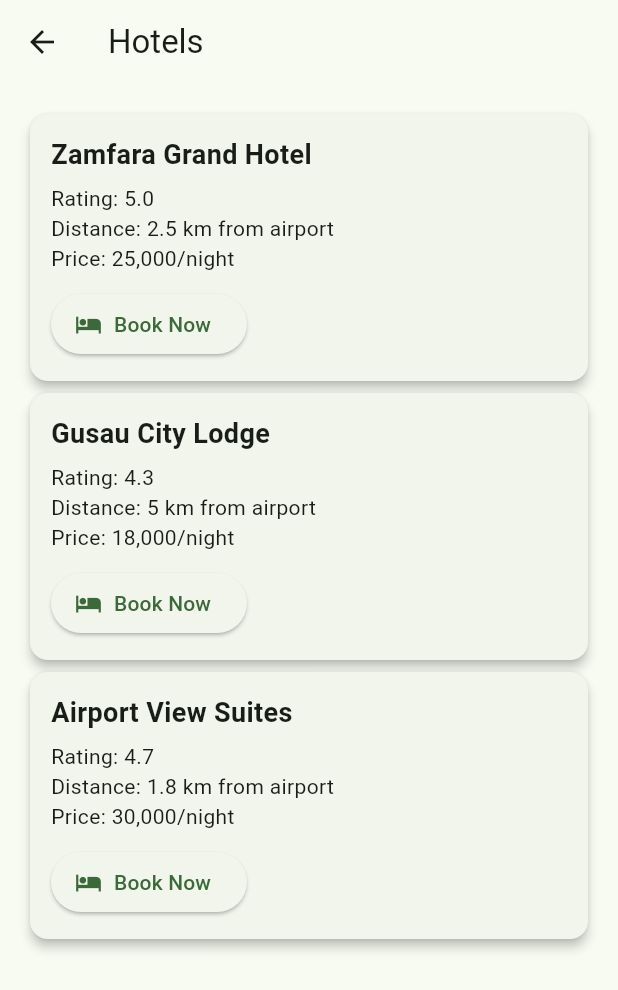
After one commit to YUSUFUMARWALI/zia_connect, a Flutter app: the HotelsScreen screen opened directly, on a phone screen of 412 x 824 dp. The commit adds this screen. Shown: the top 990 px of the screen. Run offline on Flutter 3.47's test engine with Material 3 defaults, Android fonts, the phone set to English and light mode, and no system bars.

Commit message:
Added hotels module

```diff
--- a/lib/features/home/screens/home_screen.dart
+++ b/lib/features/home/screens/home_screen.dart
@@ -1,6 +1,7 @@
 import 'package:flutter/material.dart';
 import '../../flights/screens/flights_screen.dart';
 import '../../taxi/screens/taxi_screen.dart';
+import '../../hotels/screens/hotels_screen.dart';
 
 class HomeScreen extends StatelessWidget {
   const HomeScreen({super.key});
@@ -42,65 +43,39 @@ class HomeScreen extends StatelessWidget {
             child: const Column(
               crossAxisAlignment: CrossAxisAlignment.start,
               children: [
-                Text(
-                  'Welcome to',
-                  style: TextStyle(color: Colors.white70),
-                ),
+                Text('Welcome to', style: TextStyle(color: Colors.white70)),
                 SizedBox(height: 6),
                 Text(
                   'Zamfara International Airport',
-                  style: TextStyle(
-                    color: Colors.white,
-                    fontSize: 22,
-                    fontWeight: FontWeight.bold,
-                  ),
+                  style: TextStyle(color: Colors.white, fontSize: 22, fontWeight: FontWeight.bold),
                 ),
               ],
             ),
           ),
-
           const SizedBox(height: 20),
-
           buildCard(
             icon: Icons.flight_takeoff,
             title: 'Flights',
             subtitle: 'Arrivals, departures and status',
-            onTap: () {
-              Navigator.push(
-                context,
-                MaterialPageRoute(
-                  builder: (_) => const FlightsScreen(),
-                ),
-              );
-            },
+            onTap: () => Navigator.push(context, MaterialPageRoute(builder: (_) => const FlightsScreen())),
           ),
-
           buildCard(
             icon: Icons.local_taxi,
             title: 'Airport Taxi',
             subtitle: 'Book a verified taxi',
-            onTap: () {
-              Navigator.push(
-                context,
-                MaterialPageRoute(
-                  builder: (_) => const TaxiScreen(),
-                ),
-              );
-            },
+            onTap: () => Navigator.push(context, MaterialPageRoute(builder: (_) => const TaxiScreen())),
           ),
-
           buildCard(
             icon: Icons.hotel,
             title: 'Hotels',
             subtitle: 'Nearby hotels and reservations',
+            onTap: () => Navigator.push(context, MaterialPageRoute(builder: (_) => const HotelsScreen())),
           ),
-
           buildCard(
             icon: Icons.mosque,
             title: 'Prayer Times',
             subtitle: 'Prayer schedule and Qiblah',
           ),
-
           buildCard(
             icon: Icons.campaign,
             title: 'Announcements',
--- /dev/null
+++ b/lib/features/hotels/screens/hotels_screen.dart
@@ -0,0 +1,64 @@
+import 'package:flutter/material.dart';
+
+class HotelsScreen extends StatelessWidget {
+  const HotelsScreen({super.key});
+
+  final List<Map<String, String>> hotels = const [
+    {
+      'name': 'Zamfara Grand Hotel',
+      'rating': '5.0',
+      'distance': '2.5 km from airport',
+      'price': '25,000/night',
+    },
+    {
+      'name': 'Gusau City Lodge',
+      'rating': '4.3',
+      'distance': '5 km from airport',
+      'price': '18,000/night',
+    },
+    {
+      'name': 'Airport View Suites',
+      'rating': '4.7',
+      'distance': '1.8 km from airport',
+      'price': '30,000/night',
+    },
+  ];
+
+  Widget hotelCard(Map<String, String> hotel) {
+    return Card(
+      elevation: 3,
+      child: Padding(
+        padding: const EdgeInsets.all(14),
+        child: Column(
+          crossAxisAlignment: CrossAxisAlignment.start,
+          children: [
+            Text(hotel['name']!, style: const TextStyle(fontSize: 18, fontWeight: FontWeight.bold)),
+            const SizedBox(height: 6),
+            Text('Rating: ${hotel['rating']} '),
+            Text('Distance: ${hotel['distance']}'),
+            Text('Price: ${hotel['price']}'),
+            const SizedBox(height: 10),
+            ElevatedButton.icon(
+              onPressed: () {},
+              icon: const Icon(Icons.hotel),
+              label: const Text('Book Now'),
+            ),
+          ],
+        ),
+      ),
+    );
+  }
+
+  @override
+  Widget build(BuildContext context) {
+    return Scaffold(
+      appBar: AppBar(
+        title: const Text('Hotels'),
+      ),
+      body: ListView(
+        padding: const EdgeInsets.all(16),
+        children: hotels.map(hotelCard).toList(),
+      ),
+    );
+  }
+}
```
